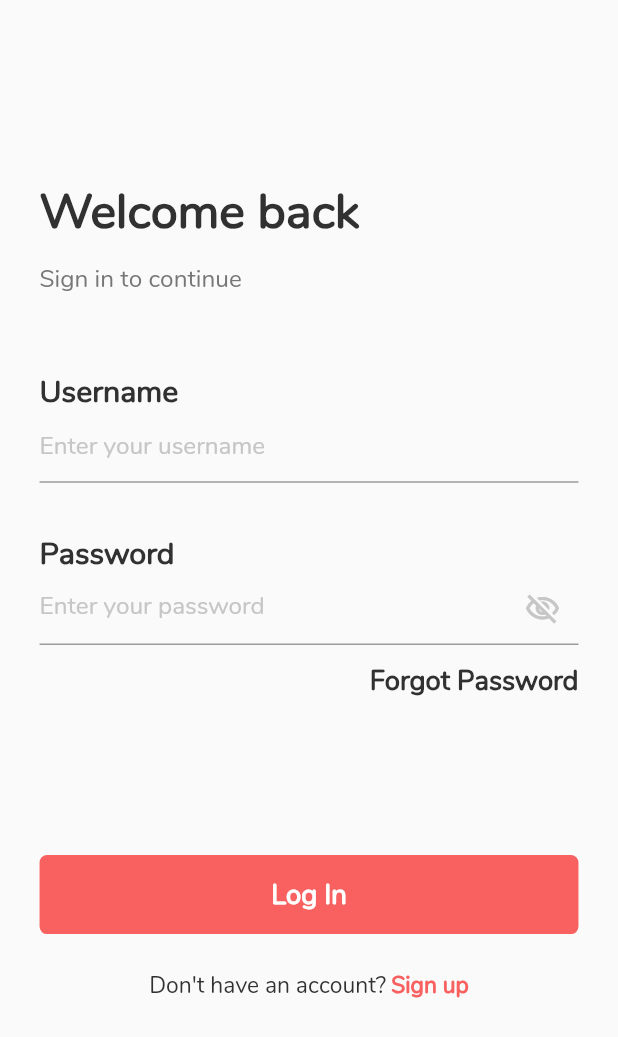
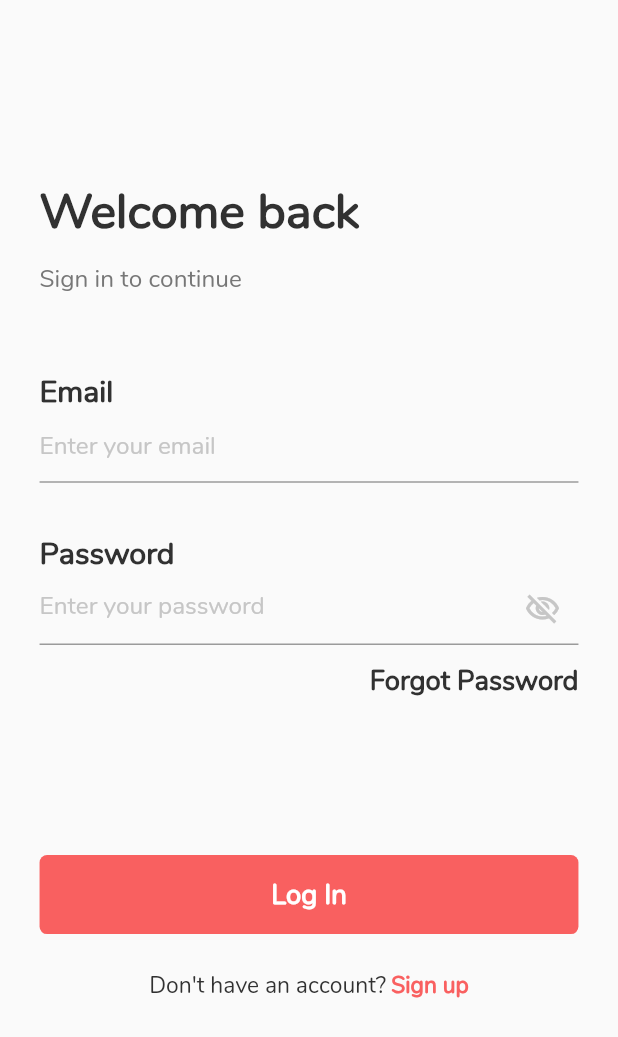
Before and after one commit to NguyenTanTien2001/Cheems-Todo, a Flutter app: the BackToLogin screen opened directly, after a tap on the "login" icon, on a phone screen of 412 x 824 dp. Shown: the top 1037 px of the screen. Run offline on Flutter 3.47's test engine with Material 2 defaults, Android fonts, the phone set to English and light mode, and no system bars; our stand-ins replace cached_network_image, cloud_firestore, easy_localization, equatable, firebase_auth, firebase_core and 14 more; accounts and stored records are empty; project files that could hold a hidden picture were left out.

Commit message:
update: fix label in login and signup, forget pass page

```diff
--- a/assets/translations/en-US.json
+++ b/assets/translations/en-US.json
@@ -12,8 +12,8 @@
     "sign_in": "Sign in",
     "sign_in_to_continue": "Sign in to continue",
     "please_enter_a_email_address":"Please enter a email address",
-    "username": "Username",
-    "enter_your_username": "Enter your username",
+    "email": "Email",
+    "enter_your_username": "Enter your email",
     "enter_more_than_6_char": "Enter more than 6 char",
     "already_have_an_account": "Already have an account?",
     "password": "Password",
--- a/assets/translations/vi-VN.json
+++ b/assets/translations/vi-VN.json
@@ -13,7 +13,7 @@
   "task_and_assign_them_to_colleagues":"nhận task và phân chia cho đồng nghiệp.",
   "sign_in": "Đăng nhập",
   "please_enter_a_email_address":"Nhập vào địa chỉ email",
-  "username": "Email",
+  "email": "Email",
   "enter_your_username": "Nhập email tài khoản bạn",
   "enter_more_than_6_char": "vui lòng nhập hơn 6 kí tự",
   "already_have_an_account": "Bạn đã có tài khoản chưa?",
--- a/lib/constants/strings.dart
+++ b/lib/constants/strings.dart
@@ -19,7 +19,7 @@ class AppStrings {
   /// [Sign In]
   static const String welcomeBack = 'welcome_back';
   static const String signInDes = 'sign_in_to_continue';
-  static const String username = 'username';
+  static const String email = 'email';
   static const String usernameHint = 'enter_your_username';
   static const String usernameValid = 'please_enter_a_email_address';
   static const String password = 'password';
--- a/lib/pages/auth/forgot_password/forgot_password_page.dart
+++ b/lib/pages/auth/forgot_password/forgot_password_page.dart
@@ -93,7 +93,7 @@ class ForgotPasswordState
                 ),
                 AuthTextField(
                   controller: usernameController,
-                  label: AppStrings.username,
+                  label: AppStrings.email,
                   hint: AppStrings.usernameHint,
                   validator: (val) => val!.isNotEmpty
                       ? null
--- a/lib/pages/auth/sign_in/sign_in_page.dart
+++ b/lib/pages/auth/sign_in/sign_in_page.dart
@@ -118,7 +118,7 @@ class SignInState extends BaseState<SignInPage, SignInViewModel> {
               ),
               AuthTextField(
                 controller: emailController,
-                label: AppStrings.username,
+                label: AppStrings.email,
                 hint: AppStrings.usernameHint,
                 validator: (val) => val!.isNotEmpty
                     ? null
--- a/lib/pages/auth/sign_up/sign_up_page.dart
+++ b/lib/pages/auth/sign_up/sign_up_page.dart
@@ -108,7 +108,7 @@ class SignUpState extends BaseState<SignUpPage, SignUpViewModel> {
               SizedBox(height: 32.w),
               AuthTextField(
                 controller: _emailController,
-                label: StringTranslateExtension(AppStrings.username).tr(),
+                label: StringTranslateExtension(AppStrings.email).tr(),
                 hint: StringTranslateExtension(AppStrings.usernameHint).tr(),
                 validator: (val) => val!.isNotEmpty
                     ? null
```
